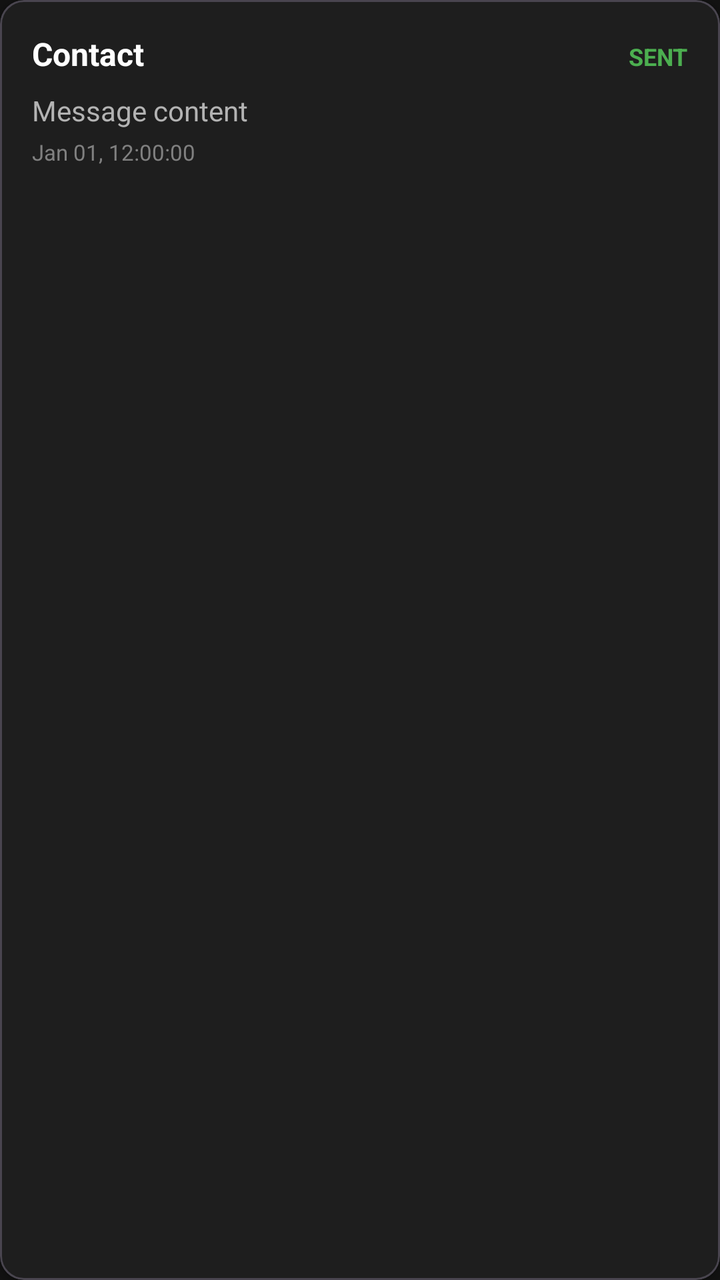
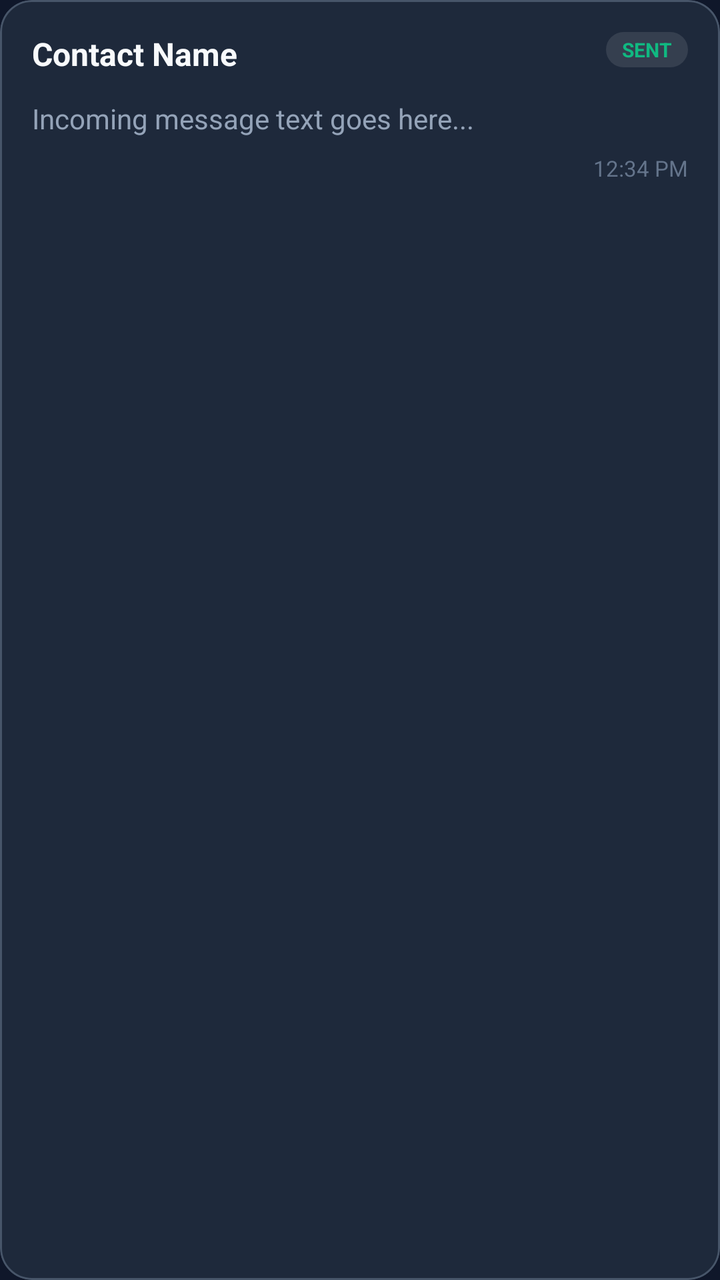

The first picture is an Android layout as it rendered before a commit; the second is the same layout after the commit. The layout source and the unified diff follow.
<!-- AndroidManifest.xml: application theme Theme.AutoResponder -->
<!-- res/layout/item_log.xml -->
<?xml version="1.0" encoding="utf-8"?>
<com.google.android.material.card.MaterialCardView xmlns:android="http://schemas.android.com/apk/res/android"
    xmlns:app="http://schemas.android.com/apk/res-auto"
    android:layout_width="match_parent"
    android:layout_height="wrap_content"
    android:layout_marginBottom="12dp"
    app:cardBackgroundColor="@color/card_background"
    app:cardCornerRadius="12dp"
    app:cardElevation="2dp">

    <LinearLayout
        android:layout_width="match_parent"
        android:layout_height="wrap_content"
        android:orientation="vertical"
        android:padding="16dp">

        <LinearLayout
            android:layout_width="match_parent"
            android:layout_height="wrap_content"
            android:orientation="horizontal"
            android:layout_marginBottom="8dp">

            <TextView
                android:id="@+id/tvSender"
                android:layout_width="0dp"
                android:layout_height="wrap_content"
                android:layout_weight="1"
                android:text="Contact"
                android:textSize="16sp"
                android:textStyle="bold"
                android:textColor="@color/text_primary" />

            <TextView
                android:id="@+id/tvStatus"
                android:layout_width="wrap_content"
                android:layout_height="wrap_content"
                android:text="SENT"
                android:textSize="12sp"
                android:textStyle="bold"
                android:textColor="@color/status_success" />
        </LinearLayout>

        <TextView
            android:id="@+id/tvMessage"
            android:layout_width="match_parent"
            android:layout_height="wrap_content"
            android:text="Message content"
            android:textSize="14sp"
            android:textColor="@color/text_secondary"
            android:layout_marginBottom="4dp" />

        <TextView
            android:id="@+id/tvResponse"
            android:layout_width="match_parent"
            android:layout_height="wrap_content"
            android:text="Response: Auto-reply"
            android:textSize="13sp"
            android:textColor="@color/accent"
            android:layout_marginBottom="4dp"
            android:visibility="gone" />

        <TextView
            android:id="@+id/tvTimestamp"
            android:layout_width="wrap_content"
            android:layout_height="wrap_content"
            android:text="Jan 01, 12:00:00"
            android:textSize="11sp"
            android:textColor="@color/text_tertiary" />
    </LinearLayout>
</com.google.android.material.card.MaterialCardView>
<!-- resources referenced by this layout -->
<resources>
  <color name="accent">#2196F3</color>
  <color name="card_background">#1E1E1E</color>
  <color name="status_success">#4CAF50</color>
  <color name="text_primary">#FFFFFF</color>
  <color name="text_secondary">#B3B3B3</color>
  <color name="text_tertiary">#808080</color>
  <style name="Theme.AutoResponder" parent="Theme.Material3.Dark.NoActionBar">
          <item name="colorPrimary">@color/accent</item>
          <item name="colorPrimaryVariant">@color/accent_dark</item>
          <item name="colorOnPrimary">@android:color/white</item>
          <item name="android:statusBarColor">@color/background</item>
          <item name="android:windowBackground">@color/background</item>
      </style>
  <color name="accent_dark">#1976D2</color>
  <color name="background">#121212</color>
</resources>

<!-- the commit's change to res/layout/item_log.xml (unified diff, before → after) -->
@@ -5,8 +5,10 @@
     android:layout_height="wrap_content"
     android:layout_marginBottom="12dp"
     app:cardBackgroundColor="@color/card_background"
-    app:cardCornerRadius="12dp"
-    app:cardElevation="2dp">
+    app:cardCornerRadius="16dp"
+    app:cardElevation="0dp"
+    app:strokeColor="@color/outline"
+    app:strokeWidth="1dp">
 
     <LinearLayout
         android:layout_width="match_parent"
@@ -14,57 +16,82 @@
         android:orientation="vertical"
         android:padding="16dp">
 
-        <LinearLayout
+        <RelativeLayout
             android:layout_width="match_parent"
             android:layout_height="wrap_content"
-            android:orientation="horizontal"
-            android:layout_marginBottom="8dp">
+            android:layout_marginBottom="12dp">
 
             <TextView
                 android:id="@+id/tvSender"
-                android:layout_width="0dp"
+                android:layout_width="wrap_content"
                 android:layout_height="wrap_content"
-                android:layout_weight="1"
-                android:text="Contact"
+                android:layout_alignParentStart="true"
+                android:layout_toStartOf="@+id/tvStatus"
+                android:ellipsize="end"
+                android:maxLines="1"
+                android:text="Contact Name"
+                android:textColor="@color/text_primary"
                 android:textSize="16sp"
-                android:textStyle="bold"
-                android:textColor="@color/text_primary" />
+                android:textStyle="bold" />
 
             <TextView
                 android:id="@+id/tvStatus"
                 android:layout_width="wrap_content"
                 android:layout_height="wrap_content"
+                android:layout_alignParentEnd="true"
+                android:background="@drawable/status_badge_bg"
+                android:paddingHorizontal="8dp"
+                android:paddingVertical="2dp"
                 android:text="SENT"
-                android:textSize="12sp"
-                android:textStyle="bold"
-                android:textColor="@color/status_success" />
-        </LinearLayout>
+                android:textColor="@color/status_success"
+                android:textSize="10sp"
+                android:textStyle="bold" />
+        </RelativeLayout>
 
         <TextView
             android:id="@+id/tvMessage"
             android:layout_width="match_parent"
             android:layout_height="wrap_content"
-            android:text="Message content"
-            android:textSize="14sp"
+            android:layout_marginBottom="8dp"
+            android:text="Incoming message text goes here..."
             android:textColor="@color/text_secondary"
-            android:layout_marginBottom="4dp" />
+            android:textSize="14sp" />
 
-        <TextView
-            android:id="@+id/tvResponse"
+        <LinearLayout
+            android:id="@+id/responseContainer"
             android:layout_width="match_parent"
             android:layout_height="wrap_content"
-            android:text="Response: Auto-reply"
-            android:textSize="13sp"
-            android:textColor="@color/accent"
-            android:layout_marginBottom="4dp"
-            android:visibility="gone" />
+            android:layout_marginBottom="12dp"
+            android:background="@color/item_background"
+            android:orientation="vertical"
+            android:padding="12dp"
+            android:visibility="gone">
+
+            <TextView
+                android:layout_width="wrap_content"
+                android:layout_height="wrap_content"
+                android:text="AI RESPONSE"
+                android:textColor="@color/accent"
+                android:textSize="10sp"
+                android:textStyle="bold" />
+
+            <TextView
+                android:id="@+id/tvResponse"
+                android:layout_width="match_parent"
+                android:layout_height="wrap_content"
+                android:layout_marginTop="4dp"
+                android:text="Auto-reply content..."
+                android:textColor="@color/text_primary"
+                android:textSize="14sp" />
+        </LinearLayout>
 
         <TextView
             android:id="@+id/tvTimestamp"
             android:layout_width="wrap_content"
             android:layout_height="wrap_content"
-            android:text="Jan 01, 12:00:00"
-            android:textSize="11sp"
-            android:textColor="@color/text_tertiary" />
+            android:layout_gravity="end"
+            android:text="12:34 PM"
+            android:textColor="@color/text_tertiary"
+            android:textSize="11sp" />
     </LinearLayout>
 </com.google.android.material.card.MaterialCardView>
<!-- resource entries referenced after the edit -->
@@ -1,11 +1,19 @@
 <!-- resources referenced by this layout -->
 <resources>
-  <color name="accent">#2196F3</color>
-  <color name="card_background">#1E1E1E</color>
-  <color name="status_success">#4CAF50</color>
-  <color name="text_primary">#FFFFFF</color>
-  <color name="text_secondary">#B3B3B3</color>
-  <color name="text_tertiary">#808080</color>
+  <color name="accent">#6366F1</color>
+  <color name="card_background">#1E293B</color>
+  <color name="item_background">#334155</color>
+  <color name="outline">#475569</color>
+  <color name="status_success">#10B981</color>
+  <color name="text_primary">#F8FAFC</color>
+  <color name="text_secondary">#94A3B8</color>
+  <color name="text_tertiary">#64748B</color>
+  <!-- drawable status_badge_bg (drawable) -->
+  <?xml version="1.0" encoding="utf-8"?>
+  <shape xmlns:android="http://schemas.android.com/apk/res/android">
+      <solid android:color="#1AFFFFFF" />
+      <corners android:radius="100dp" />
+  </shape>
   <style name="Theme.AutoResponder" parent="Theme.Material3.Dark.NoActionBar">
           <item name="colorPrimary">@color/accent</item>
           <item name="colorPrimaryVariant">@color/accent_dark</item>
@@ -13,7 +21,7 @@
           <item name="android:statusBarColor">@color/background</item>
           <item name="android:windowBackground">@color/background</item>
       </style>
-  <color name="accent_dark">#1976D2</color>
-  <color name="background">#121212</color>
+  <color name="accent_dark">#4F46E5</color>
+  <color name="background">#0F172A</color>
 </resources>
 
